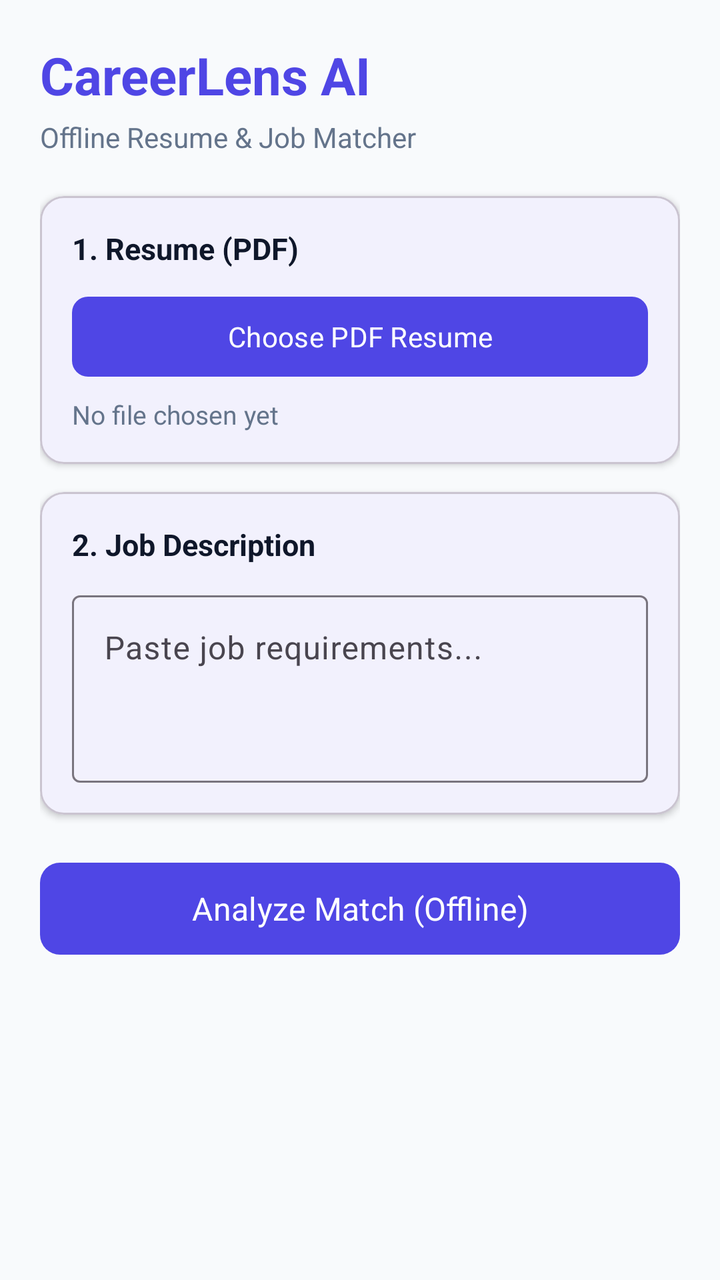
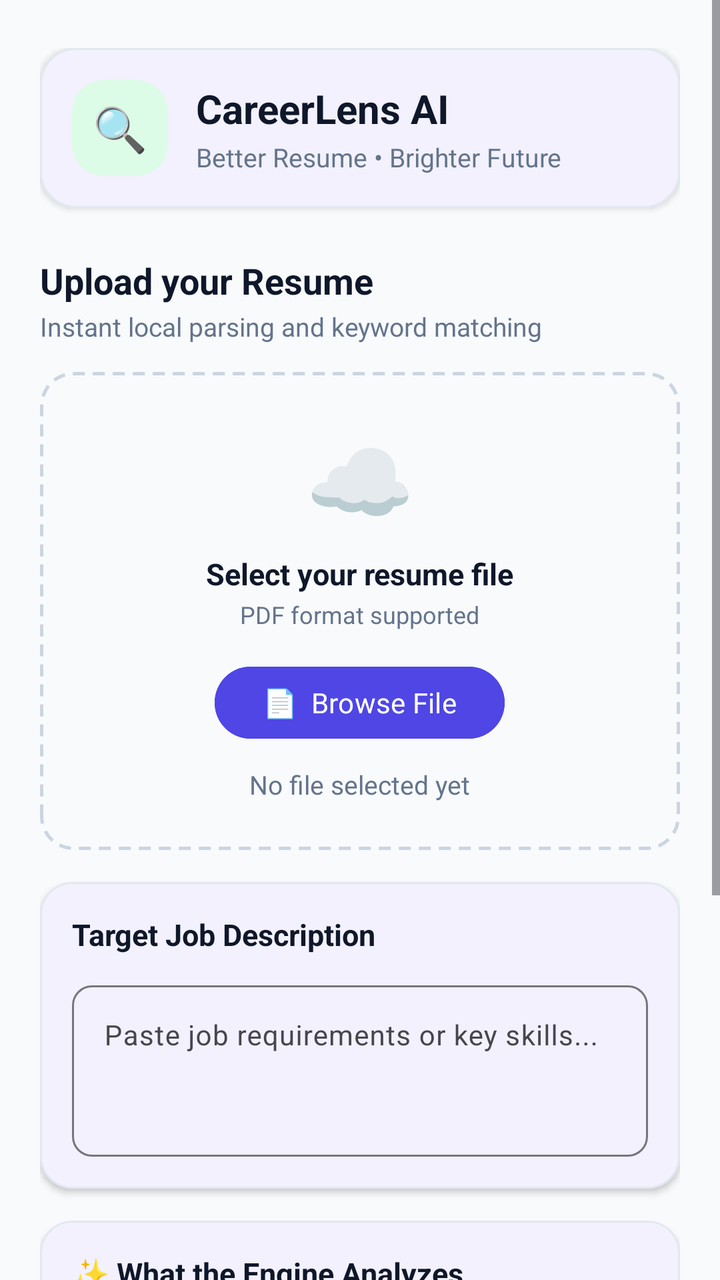

Before-and-after screenshots of an Android layout around one commit, followed by the original layout XML and the change that was made.
<!-- AndroidManifest.xml: application theme Theme.CareerLensAI -->
<!-- res/layout/activity_main.xml -->
<?xml version="1.0" encoding="utf-8"?>
<ScrollView xmlns:android="http://schemas.android.com/apk/res/android"
    xmlns:app="http://schemas.android.com/apk/res-auto"
    android:layout_width="match_parent"
    android:layout_height="match_parent"
    android:background="@color/background"
    android:fillViewport="true">

    <LinearLayout
        android:layout_width="match_parent"
        android:layout_height="wrap_content"
        android:orientation="vertical"
        android:padding="20dp">

        <TextView
            android:layout_width="wrap_content"
            android:layout_height="wrap_content"
            android:fontFamily="sans-serif-medium"
            android:text="CareerLens AI"
            android:textColor="@color/primary"
            android:textSize="26sp"
            android:textStyle="bold" />

        <TextView
            android:layout_width="wrap_content"
            android:layout_height="wrap_content"
            android:layout_marginTop="4dp"
            android:fontFamily="sans-serif"
            android:text="Offline Resume &amp; Job Matcher"
            android:textColor="@color/text_secondary"
            android:textSize="14sp" />

        
        <com.google.android.material.card.MaterialCardView
            android:layout_width="match_parent"
            android:layout_height="wrap_content"
            android:layout_marginTop="20dp"
            app:cardBackgroundColor="@color/surface"
            app:cardCornerRadius="12dp"
            app:cardElevation="2dp"
            app:contentPadding="16dp">

            <LinearLayout
                android:layout_width="match_parent"
                android:layout_height="wrap_content"
                android:orientation="vertical">

                <TextView
                    android:layout_width="wrap_content"
                    android:layout_height="wrap_content"
                    android:fontFamily="sans-serif-medium"
                    android:text="1. Resume (PDF)"
                    android:textColor="@color/text_primary"
                    android:textSize="15sp"
                    android:textStyle="bold" />

                <com.google.android.material.button.MaterialButton
                    android:id="@+id/btnUploadResume"
                    android:layout_width="match_parent"
                    android:layout_height="wrap_content"
                    android:layout_marginTop="10dp"
                    android:fontFamily="sans-serif-medium"
                    android:text="Choose PDF Resume"
                    app:cornerRadius="8dp" />

                <TextView
                    android:id="@+id/tvResumeStatus"
                    android:layout_width="match_parent"
                    android:layout_height="wrap_content"
                    android:layout_marginTop="6dp"
                    android:fontFamily="sans-serif"
                    android:text="No file chosen yet"
                    android:textColor="@color/text_secondary"
                    android:textSize="13sp" />
            </LinearLayout>
        </com.google.android.material.card.MaterialCardView>

        
        <com.google.android.material.card.MaterialCardView
            android:layout_width="match_parent"
            android:layout_height="wrap_content"
            android:layout_marginTop="14dp"
            app:cardBackgroundColor="@color/surface"
            app:cardCornerRadius="12dp"
            app:cardElevation="2dp"
            app:contentPadding="16dp">

            <LinearLayout
                android:layout_width="match_parent"
                android:layout_height="wrap_content"
                android:orientation="vertical">

                <TextView
                    android:layout_width="wrap_content"
                    android:layout_height="wrap_content"
                    android:fontFamily="sans-serif-medium"
                    android:text="2. Job Description"
                    android:textColor="@color/text_primary"
                    android:textSize="15sp"
                    android:textStyle="bold" />

                <com.google.android.material.textfield.TextInputLayout
                    android:layout_width="match_parent"
                    android:layout_height="wrap_content"
                    android:layout_marginTop="10dp"
                    android:hint="Paste job requirements..."
                    app:boxBackgroundMode="outline">

                    <com.google.android.material.textfield.TextInputEditText
                        android:id="@+id/etJobDescription"
                        android:layout_width="match_parent"
                        android:layout_height="wrap_content"
                        android:fontFamily="sans-serif"
                        android:gravity="top"
                        android:inputType="textMultiLine"
                        android:lines="4"
                        android:minLines="3" />
                </com.google.android.material.textfield.TextInputLayout>
            </LinearLayout>
        </com.google.android.material.card.MaterialCardView>

        
        <com.google.android.material.button.MaterialButton
            android:id="@+id/btnAnalyze"
            android:layout_width="match_parent"
            android:layout_height="54dp"
            android:layout_marginTop="20dp"
            android:layout_marginBottom="24dp"
            android:fontFamily="sans-serif-medium"
            android:text="Analyze Match (Offline)"
            android:textSize="16sp"
            app:cornerRadius="10dp" />

    </LinearLayout>
</ScrollView>
<!-- resources referenced by this layout -->
<resources>
  <color name="background">#F8FAFC</color>
  <color name="primary">#4F46E5</color>
  <color name="surface">#FFFFFF</color>
  <color name="text_primary">#0F172A</color>
  <color name="text_secondary">#64748B</color>
  <style name="Theme.CareerLensAI" parent="Theme.Material3.DayNight.NoActionBar">
          
          <item name="colorPrimary">@color/primary</item>
          <item name="colorOnPrimary">#FFFFFF</item>
          <item name="colorSecondary">@color/secondary</item>
          <item name="colorSurface">@color/surface</item>
          <item name="android:colorBackground">@color/background</item>
  
          
          <item name="android:fontFamily">sans-serif</item>
          <item name="fontFamily">sans-serif</item>
  
          
          <item name="textAppearanceHeadlineLarge">@style/AppTextAppearance.Headline</item>
          <item name="textAppearanceBodyLarge">@style/AppTextAppearance.Body</item>
          <item name="textAppearanceBodyMedium">@style/AppTextAppearance.Body</item>
          <item name="textAppearanceLabelLarge">@style/AppTextAppearance.Button</item>
      </style>
  <color name="secondary">#0D9488</color>
  <style name="AppTextAppearance.Headline" parent="TextAppearance.Material3.HeadlineLarge">
          <item name="android:fontFamily">sans-serif-medium</item>
          <item name="fontFamily">sans-serif-medium</item>
          <item name="android:textStyle">bold</item>
      </style>
  <style name="AppTextAppearance.Body" parent="TextAppearance.Material3.BodyLarge">
          <item name="android:fontFamily">sans-serif</item>
          <item name="fontFamily">sans-serif</item>
      </style>
  <style name="AppTextAppearance.Button" parent="TextAppearance.Material3.LabelLarge">
          <item name="android:fontFamily">sans-serif-medium</item>
          <item name="fontFamily">sans-serif-medium</item>
      </style>
</resources>

<!-- the commit's change to res/layout/activity_main.xml (unified diff, before → after) -->
@@ -10,68 +10,196 @@
         android:layout_width="match_parent"
         android:layout_height="wrap_content"
         android:orientation="vertical"
-        android:padding="20dp">
-
+        android:paddingStart="20dp"
+        android:paddingTop="24dp"
+        android:paddingEnd="20dp"
+        android:paddingBottom="28dp">
+
+        
+        <com.google.android.material.card.MaterialCardView
+            android:layout_width="match_parent"
+            android:layout_height="wrap_content"
+            app:cardBackgroundColor="@color/surface"
+            app:cardCornerRadius="18dp"
+            app:cardElevation="2dp"
+            app:strokeColor="@color/card_stroke"
+            app:strokeWidth="1dp">
+
+            <LinearLayout
+                android:layout_width="match_parent"
+                android:layout_height="wrap_content"
+                android:gravity="center_vertical"
+                android:orientation="horizontal"
+                android:padding="16dp">
+
+                <LinearLayout
+                    android:layout_width="48dp"
+                    android:layout_height="48dp"
+                    android:background="@drawable/badge_bg_green"
+                    android:gravity="center">
+
+                    <TextView
+                        android:layout_width="wrap_content"
+                        android:layout_height="wrap_content"
+                        android:text="🔍"
+                        android:textSize="22sp" />
+                </LinearLayout>
+
+                <LinearLayout
+                    android:layout_width="wrap_content"
+                    android:layout_height="wrap_content"
+                    android:layout_marginStart="14dp"
+                    android:orientation="vertical">
+
+                    <TextView
+                        android:layout_width="wrap_content"
+                        android:layout_height="wrap_content"
+                        android:fontFamily="sans-serif-medium"
+                        android:text="CareerLens AI"
+                        android:textColor="@color/text_primary"
+                        android:textSize="20sp"
+                        android:textStyle="bold" />
+
+                    <TextView
+                        android:layout_width="wrap_content"
+                        android:layout_height="wrap_content"
+                        android:layout_marginTop="2dp"
+                        android:fontFamily="sans-serif"
+                        android:text="Better Resume • Brighter Future"
+                        android:textColor="@color/text_secondary"
+                        android:textSize="13sp" />
+                </LinearLayout>
+            </LinearLayout>
+        </com.google.android.material.card.MaterialCardView>
+
+        
         <TextView
             android:layout_width="wrap_content"
             android:layout_height="wrap_content"
+            android:layout_marginTop="24dp"
             android:fontFamily="sans-serif-medium"
-            android:text="CareerLens AI"
-            android:textColor="@color/primary"
-            android:textSize="26sp"
+            android:text="Upload your Resume"
+            android:textColor="@color/text_primary"
+            android:textSize="18sp"
             android:textStyle="bold" />
 
         <TextView
             android:layout_width="wrap_content"
             android:layout_height="wrap_content"
-            android:layout_marginTop="4dp"
+            android:layout_marginTop="2dp"
             android:fontFamily="sans-serif"
-            android:text="Offline Resume &amp; Job Matcher"
+            android:text="Instant local parsing and keyword matching"
             android:textColor="@color/text_secondary"
-            android:textSize="14sp" />
+            android:textSize="13sp" />
+
+        
+        <LinearLayout
+            android:layout_width="match_parent"
+            android:layout_height="wrap_content"
+            android:layout_marginTop="14dp"
+            android:background="@drawable/dashed_border_box"
+            android:gravity="center"
+            android:orientation="vertical"
+            android:padding="24dp">
+
+            <TextView
+                android:layout_width="wrap_content"
+                android:layout_height="wrap_content"
+                android:text="☁️"
+                android:textSize="44sp" />
+
+            <TextView
+                android:layout_width="wrap_content"
+                android:layout_height="wrap_content"
+                android:layout_marginTop="8dp"
+                android:fontFamily="sans-serif-medium"
+                android:text="Select your resume file"
+                android:textColor="@color/text_primary"
+                android:textSize="15sp"
+                android:textStyle="bold" />
+
+            <TextView
+                android:layout_width="wrap_content"
+                android:layout_height="wrap_content"
+                android:layout_marginTop="2dp"
+                android:fontFamily="sans-serif"
+                android:text="PDF format supported"
+                android:textColor="@color/text_secondary"
+                android:textSize="12sp" />
+
+            <com.google.android.material.button.MaterialButton
+                android:id="@+id/btnUploadResume"
+                android:layout_width="wrap_content"
+                android:layout_height="44dp"
+                android:layout_marginTop="14dp"
+                android:backgroundTint="@color/primary"
+                android:fontFamily="sans-serif-medium"
+                android:paddingStart="24dp"
+                android:paddingEnd="24dp"
+                android:text="📄  Browse File"
+                android:textColor="#FFFFFF"
+                android:textSize="14sp"
+                app:cornerRadius="22dp" />
+
+            <TextView
+                android:id="@+id/tvResumeStatus"
+                android:layout_width="wrap_content"
+                android:layout_height="wrap_content"
+                android:layout_marginTop="10dp"
+                android:fontFamily="sans-serif"
+                android:text="No file selected yet"
+                android:textColor="@color/text_secondary"
+                android:textSize="13sp" />
+        </LinearLayout>
 
         
         <com.google.android.material.card.MaterialCardView
             android:layout_width="match_parent"
             android:layout_height="wrap_content"
-            android:layout_marginTop="20dp"
+            android:layout_marginTop="16dp"
             app:cardBackgroundColor="@color/surface"
-            app:cardCornerRadius="12dp"
+            app:cardCornerRadius="16dp"
             app:cardElevation="2dp"
-            app:contentPadding="16dp">
+            app:strokeColor="@color/card_stroke"
+            app:strokeWidth="1dp">
 
             <LinearLayout
                 android:layout_width="match_parent"
                 android:layout_height="wrap_content"
-                android:orientation="vertical">
+                android:orientation="vertical"
+                android:padding="16dp">
 
                 <TextView
                     android:layout_width="wrap_content"
                     android:layout_height="wrap_content"
                     android:fontFamily="sans-serif-medium"
-                    android:text="1. Resume (PDF)"
+                    android:text="Target Job Description"
                     android:textColor="@color/text_primary"
                     android:textSize="15sp"
                     android:textStyle="bold" />
 
-                <com.google.android.material.button.MaterialButton
-                    android:id="@+id/btnUploadResume"
+                <com.google.android.material.textfield.TextInputLayout
                     android:layout_width="match_parent"
                     android:layout_height="wrap_content"
                     android:layout_marginTop="10dp"
-                    android:fontFamily="sans-serif-medium"
-                    android:text="Choose PDF Resume"
-                    app:cornerRadius="8dp" />
-
-                <TextView
-                    android:id="@+id/tvResumeStatus"
-                    android:layout_width="match_parent"
-                    android:layout_height="wrap_content"
-                    android:layout_marginTop="6dp"
-                    android:fontFamily="sans-serif"
-                    android:text="No file chosen yet"
-                    android:textColor="@color/text_secondary"
-                    android:textSize="13sp" />
+                    android:hint="Paste job requirements or key skills..."
+                    app:boxBackgroundMode="outline"
+                    app:boxCornerRadiusBottomEnd="10dp"
+                    app:boxCornerRadiusBottomStart="10dp"
+                    app:boxCornerRadiusTopEnd="10dp"
+                    app:boxCornerRadiusTopStart="10dp">
+
+                    <com.google.android.material.textfield.TextInputEditText
+                        android:id="@+id/etJobDescription"
+                        android:layout_width="match_parent"
+                        android:layout_height="wrap_content"
+                        android:fontFamily="sans-serif"
+                        android:gravity="top"
+                        android:inputType="textMultiLine"
+                        android:lines="4"
+                        android:minLines="3"
+                        android:textSize="14sp" />
+                </com.google.android.material.textfield.TextInputLayout>
             </LinearLayout>
         </com.google.android.material.card.MaterialCardView>
 
@@ -79,43 +207,90 @@
         <com.google.android.material.card.MaterialCardView
             android:layout_width="match_parent"
             android:layout_height="wrap_content"
-            android:layout_marginTop="14dp"
+            android:layout_marginTop="16dp"
             app:cardBackgroundColor="@color/surface"
-            app:cardCornerRadius="12dp"
+            app:cardCornerRadius="16dp"
             app:cardElevation="2dp"
-            app:contentPadding="16dp">
+            app:strokeColor="@color/card_stroke"
+            app:strokeWidth="1dp">
 
             <LinearLayout
                 android:layout_width="match_parent"
                 android:layout_height="wrap_content"
-                android:orientation="vertical">
+                android:orientation="vertical"
+                android:padding="16dp">
 
                 <TextView
                     android:layout_width="wrap_content"
                     android:layout_height="wrap_content"
                     android:fontFamily="sans-serif-medium"
-                    android:text="2. Job Description"
+                    android:text="✨ What the Engine Analyzes"
                     android:textColor="@color/text_primary"
                     android:textSize="15sp"
                     android:textStyle="bold" />
 
-                <com.google.android.material.textfield.TextInputLayout
+                
+                <LinearLayout
                     android:layout_width="match_parent"
-                    android:layout_height="wrap_content"
-                    android:layout_marginTop="10dp"
-                    android:hint="Paste job requirements..."
-                    app:boxBackgroundMode="outline">
-
-                    <com.google.android.material.textfield.TextInputEditText
-                        android:id="@+id/etJobDescription"
-                        android:layout_width="match_parent"
-                        android:layout_height="wrap_content"
-                        android:fontFamily="sans-serif"
-                        android:gravity="top"
-                        android:inputType="textMultiLine"
-                        android:lines="4"
-                        android:minLines="3" />
-                </com.google.android.material.textfield.TextInputLayout>
+                    android:layout_height="40dp"
+                    android:layout_marginTop="12dp"
+                    android:background="@drawable/badge_bg_green"
+                    android:gravity="center_vertical"
+                    android:orientation="horizontal"
+                    android:paddingStart="12dp"
+                    android:paddingEnd="12dp">
+
+                    <TextView
+                        android:layout_width="0dp"
+                        android:layout_height="wrap_content"
+                        android:layout_weight="1"
+                        android:fontFamily="sans-serif-medium"
+                        android:text="🛡️  ATS Keyword Compatibility"
+                        android:textColor="@color/pill_green_text"
+                        android:textSize="13sp" />
+                </LinearLayout>
+
+                
+                <LinearLayout
+                    android:layout_width="match_parent"
+                    android:layout_height="40dp"
+                    android:layout_marginTop="8dp"
+                    android:background="@drawable/badge_bg_orange"
+                    android:gravity="center_vertical"
+                    android:orientation="horizontal"
+                    android:paddingStart="12dp"
+                    android:paddingEnd="12dp">
+
+                    <TextView
+                        android:layout_width="0dp"
+                        android:layout_height="wrap_content"
+                        android:layout_weight="1"
+                        android:fontFamily="sans-serif-medium"
+                        android:text="📊  Skill &amp; Keyword Match"
+                        android:textColor="@color/pill_orange_text"
+                        android:textSize="13sp" />
+                </LinearLayout>
+
+                
+                <LinearLayout
+                    android:layout_width="match_parent"
+                    android:layout_height="40dp"
+                    android:layout_marginTop="8dp"
+                    android:background="@drawable/badge_bg_green"
+                    android:gravity="center_vertical"
+                    android:orientation="horizontal"
+                    android:paddingStart="12dp"
+                    android:paddingEnd="12dp">
+
+                    <TextView
+                        android:layout_width="0dp"
+                        android:layout_height="wrap_content"
+                        android:layout_weight="1"
+                        android:fontFamily="sans-serif-medium"
+                        android:text="📝  Measurable Outcomes &amp; Contact Info"
+                        android:textColor="@color/pill_green_text"
+                        android:textSize="13sp" />
+                </LinearLayout>
             </LinearLayout>
         </com.google.android.material.card.MaterialCardView>
 
@@ -123,13 +298,14 @@
         <com.google.android.material.button.MaterialButton
             android:id="@+id/btnAnalyze"
             android:layout_width="match_parent"
-            android:layout_height="54dp"
+            android:layout_height="56dp"
             android:layout_marginTop="20dp"
-            android:layout_marginBottom="24dp"
+            android:backgroundTint="@color/primary"
             android:fontFamily="sans-serif-medium"
-            android:text="Analyze Match (Offline)"
+            android:text="✨  Analyze Resume  →"
+            android:textColor="#FFFFFF"
             android:textSize="16sp"
-            app:cornerRadius="10dp" />
+            app:cornerRadius="14dp" />
 
     </LinearLayout>
 </ScrollView>
<!-- resource entries referenced after the edit -->
@@ -1,10 +1,37 @@
 <!-- resources referenced by this layout -->
 <resources>
   <color name="background">#F8FAFC</color>
+  <color name="card_stroke">#E2E8F0</color>
+  <color name="pill_green_text">#047857</color>
+  <color name="pill_orange_text">#B45309</color>
   <color name="primary">#4F46E5</color>
   <color name="surface">#FFFFFF</color>
   <color name="text_primary">#0F172A</color>
   <color name="text_secondary">#64748B</color>
+  <!-- drawable badge_bg_green (drawable) -->
+  <?xml version="1.0" encoding="utf-8"?>
+  <shape xmlns:android="http://schemas.android.com/apk/res/android">
+      <solid android:color="@color/badge_green_bg" />
+      <corners android:radius="16dp" />
+  </shape>
+  <!-- drawable badge_bg_orange (drawable) -->
+  <?xml version="1.0" encoding="utf-8"?>
+  <shape xmlns:android="http://schemas.android.com/apk/res/android">
+      <solid android:color="@color/badge_orange_bg" />
+      <corners android:radius="16dp" />
+  </shape>
+  <!-- drawable dashed_border_box (drawable) -->
+  <?xml version="1.0" encoding="utf-8"?>
+  <shape xmlns:android="http://schemas.android.com/apk/res/android"
+      android:shape="rectangle">
+      <corners android:radius="16dp" />
+      <solid android:color="#F8FAFC" />
+      <stroke
+          android:width="1.5dp"
+          android:color="#CBD5E1"
+          android:dashWidth="6dp"
+          android:dashGap="4dp" />
+  </shape>
   <style name="Theme.CareerLensAI" parent="Theme.Material3.DayNight.NoActionBar">
           
           <item name="colorPrimary">@color/primary</item>
@@ -23,6 +50,8 @@
           <item name="textAppearanceBodyMedium">@style/AppTextAppearance.Body</item>
           <item name="textAppearanceLabelLarge">@style/AppTextAppearance.Button</item>
       </style>
+  <color name="badge_green_bg">#DCFCE7</color>
+  <color name="badge_orange_bg">#FFEDD5</color>
   <color name="secondary">#0D9488</color>
   <style name="AppTextAppearance.Headline" parent="TextAppearance.Material3.HeadlineLarge">
           <item name="android:fontFamily">sans-serif-medium</item>
